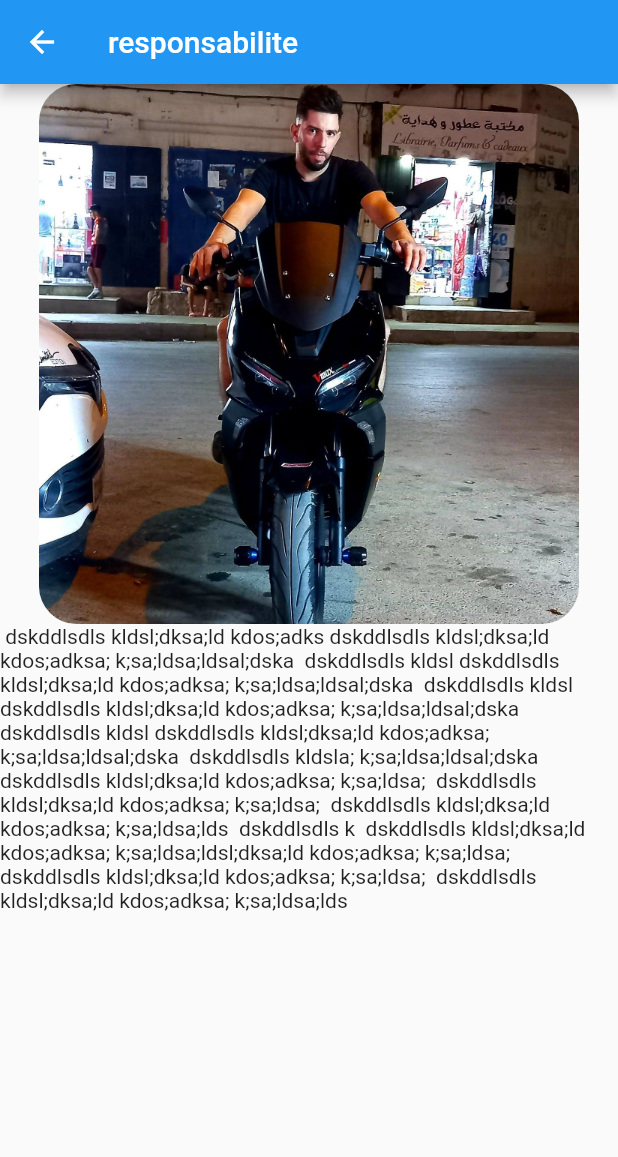
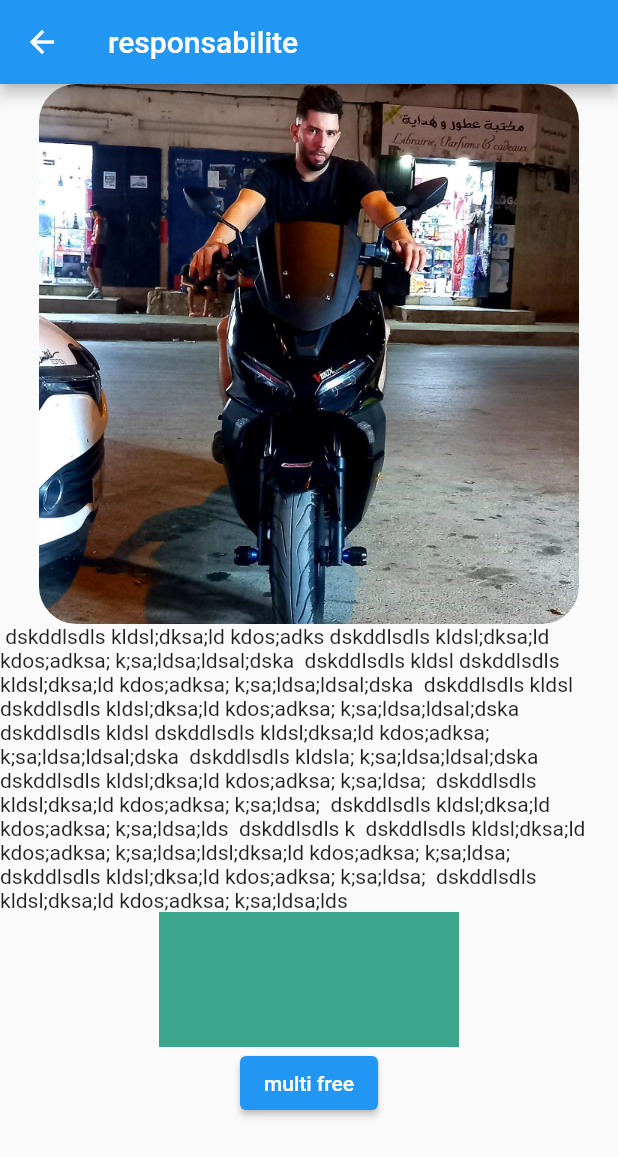
Before and after one commit to developython14/rightedu_mobile_version, a Flutter app: the details screen opened by its route, on a phone screen of 412 x 824 dp. Shown: the top 1157 px of the screen. Run offline on Flutter 3.47's test engine with Material 2 defaults, Android fonts, the phone set to English and light mode, and no system bars; our stand-ins replace audioplayers, camera, convex_bottom_bar, email_validator, file_picker, fl_chart and 9 more; missing offline and left inert: awesome_card, dart:ffi, flutter_sound_lite; accounts and stored records are empty.

Commit message:
work on animation colors in flutter

```diff
--- a/lib/profile/pages/statcomponant/voice.dart
+++ b/lib/profile/pages/statcomponant/voice.dart
@@ -94,7 +94,7 @@ class _detailsState extends State<details> with SingleTickerProviderStateMixin {
     // TODO: implement initState
     super.initState();
     _controller =
-        AnimationController(duration: Duration(seconds: 5), vsync: this);
+        AnimationController(duration: Duration(seconds: 3), vsync: this);
     _animationcolor =
         ColorTween(begin: Colors.blue, end: Colors.green).animate(_controller);
     _controller.forward();
@@ -122,7 +122,25 @@ class _detailsState extends State<details> with SingleTickerProviderStateMixin {
                 ),
               )),
           Text(
-              ' dskddlsdls kldsl;dksa;ld kdos;adks dskddlsdls kldsl;dksa;ld kdos;adksa; k;sa;ldsa;ldsal;dska  dskddlsdls kldsl dskddlsdls kldsl;dksa;ld kdos;adksa; k;sa;ldsa;ldsal;dska  dskddlsdls kldsl dskddlsdls kldsl;dksa;ld kdos;adksa; k;sa;ldsa;ldsal;dska  dskddlsdls kldsl dskddlsdls kldsl;dksa;ld kdos;adksa; k;sa;ldsa;ldsal;dska  dskddlsdls kldsla; k;sa;ldsa;ldsal;dska  dskddlsdls kldsl;dksa;ld kdos;adksa; k;sa;ldsa;  dskddlsdls kldsl;dksa;ld kdos;adksa; k;sa;ldsa;  dskddlsdls kldsl;dksa;ld kdos;adksa; k;sa;ldsa;lds  dskddlsdls k  dskddlsdls kldsl;dksa;ld kdos;adksa; k;sa;ldsa;ldsl;dksa;ld kdos;adksa; k;sa;ldsa;  dskddlsdls kldsl;dksa;ld kdos;adksa; k;sa;ldsa;  dskddlsdls kldsl;dksa;ld kdos;adksa; k;sa;ldsa;lds')
+              ' dskddlsdls kldsl;dksa;ld kdos;adks dskddlsdls kldsl;dksa;ld kdos;adksa; k;sa;ldsa;ldsal;dska  dskddlsdls kldsl dskddlsdls kldsl;dksa;ld kdos;adksa; k;sa;ldsa;ldsal;dska  dskddlsdls kldsl dskddlsdls kldsl;dksa;ld kdos;adksa; k;sa;ldsa;ldsal;dska  dskddlsdls kldsl dskddlsdls kldsl;dksa;ld kdos;adksa; k;sa;ldsa;ldsal;dska  dskddlsdls kldsla; k;sa;ldsa;ldsal;dska  dskddlsdls kldsl;dksa;ld kdos;adksa; k;sa;ldsa;  dskddlsdls kldsl;dksa;ld kdos;adksa; k;sa;ldsa;  dskddlsdls kldsl;dksa;ld kdos;adksa; k;sa;ldsa;lds  dskddlsdls k  dskddlsdls kldsl;dksa;ld kdos;adksa; k;sa;ldsa;ldsl;dksa;ld kdos;adksa; k;sa;ldsa;  dskddlsdls kldsl;dksa;ld kdos;adksa; k;sa;ldsa;  dskddlsdls kldsl;dksa;ld kdos;adksa; k;sa;ldsa;lds'),
+          AnimatedBuilder(
+            animation: _controller,
+            builder: (
+              BuildContext context,
+              _,
+            ) {
+              return Container(
+                width: 200,
+                height: 90,
+                color: _animationcolor.value,
+              );
+            },
+          ),
+          ElevatedButton(
+              onPressed: () {
+                _controller.forward();
+              },
+              child: Text('multi free'))
         ],
       ),
     );
--- a/pubspec.yaml
+++ b/pubspec.yaml
@@ -55,6 +55,7 @@ dependencies:
   camera:
   path_provider:
   path:
+  local_auth: ^2.1.0
 
 
 
```
Also changed, not shown: pubspec.lock.
